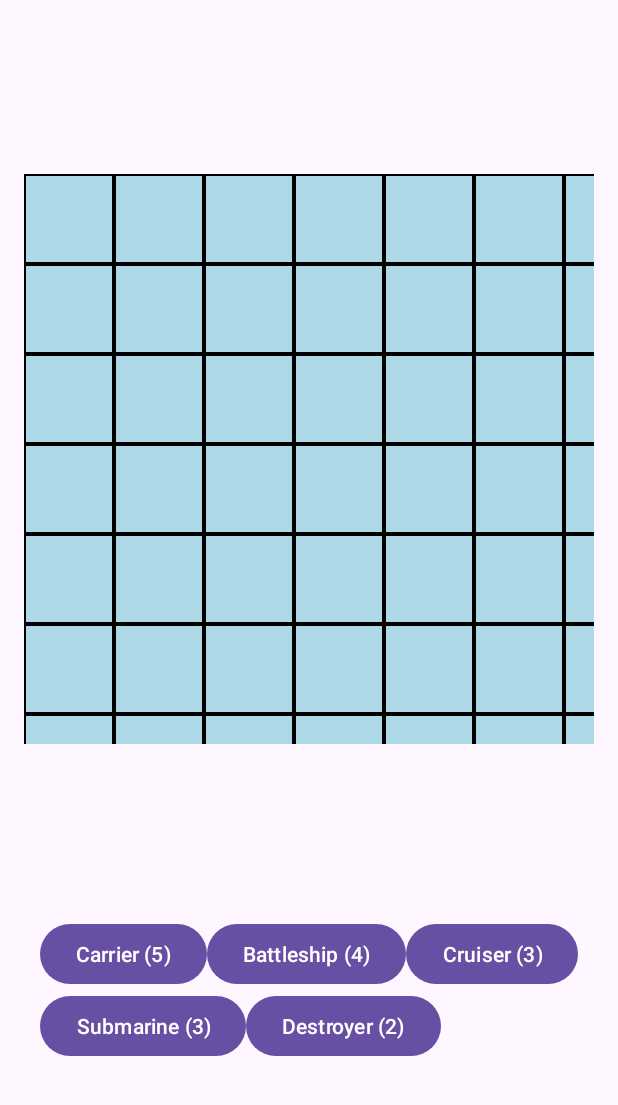
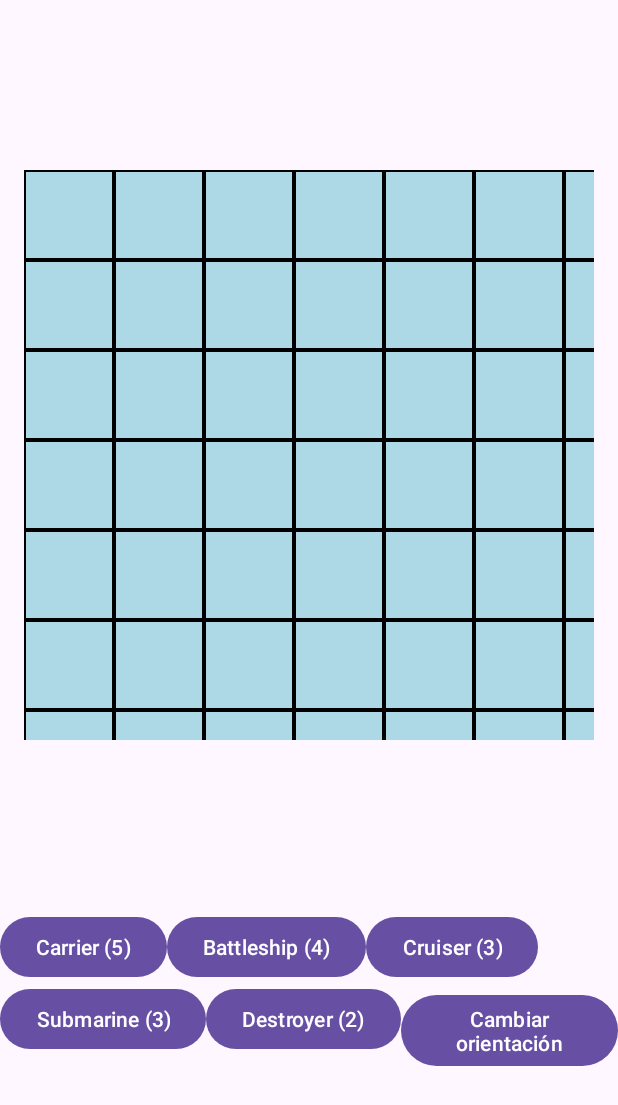
Before and after one commit to bbustaa/proyectoDSCR, an Android app: the screen it shows after launch (MainActivity), on a phone screen of 412 x 824 dp. Shown: the top 1105 px of the screen. Run offline under Robolectric (Android 15) with nearby library versions, the phone set to English and light mode, and no system bars.

```diff
--- a/app/src/main/res/drawable/ship_background.xml
+++ b/app/src/main/res/drawable/ship_background.xml
@@ -1,7 +1,7 @@
 <?xml version="1.0" encoding="utf-8"?>
 <shape xmlns:android="http://schemas.android.com/apk/res/android">
     <!-- Fondo de color azul claro -->
-    <solid android:color="#000000"/>
+    <solid android:color="#FF0000"/>
 
     <!-- Borde de color negro -->
     <stroke android:width="1dp" android:color="#000000"/>
--- a/app/src/main/res/layout/activity_main.xml
+++ b/app/src/main/res/layout/activity_main.xml
@@ -70,6 +70,13 @@
                 android:layout_width="wrap_content"
                 android:layout_height="wrap_content"
                 android:text="@string/destroyer" />
+
+            <Button
+                android:id="@+id/orientationButton"
+                android:layout_width="wrap_content"
+                android:layout_height="wrap_content"
+                android:text="Cambiar orientación" />
+
         </LinearLayout>
     </LinearLayout>
 
```
Also changed, not shown: app/src/main/java/es/unavarra/tlm/dscr_24_04/MainActivity.java (+48 -26 lines).
